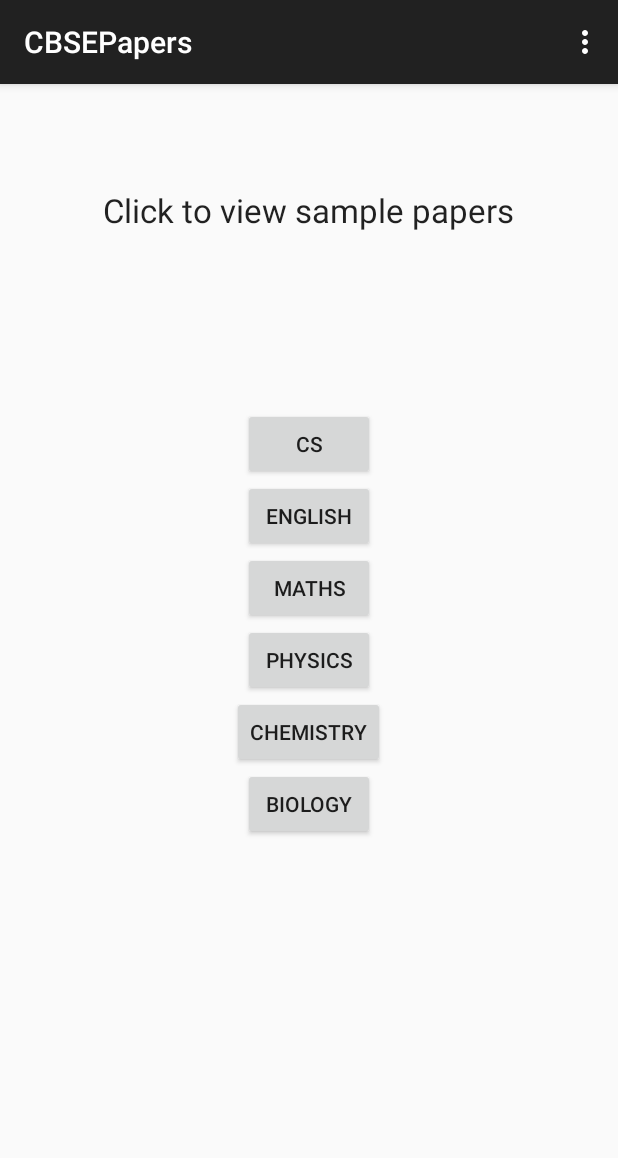
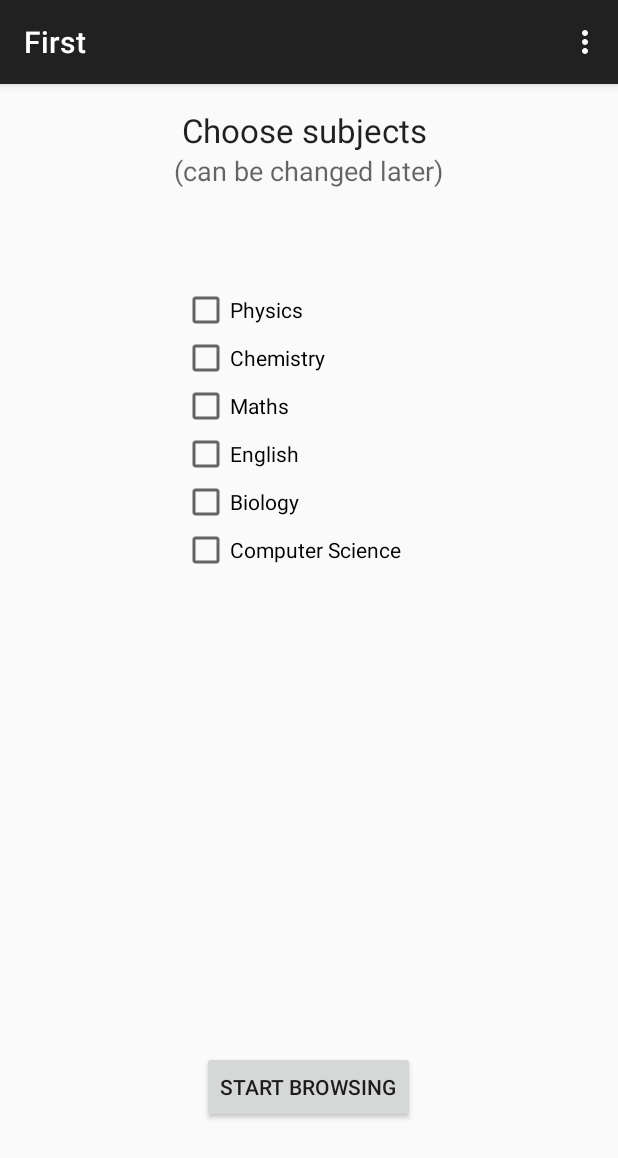
Before and after one commit to Harsh2098/CBSEPapers, an Android app: the screen it shows after launch (MainActivity before the commit, First after it), on a phone screen of 412 x 824 dp. Shown: the top 1158 px of the screen. Run offline under Robolectric (Android 15) with nearby library versions, the phone set to English and light mode, and no system bars.

Commit message:
settings to change subjects

```diff
--- a/app/build.gradle
+++ b/app/build.gradle
@@ -21,5 +21,6 @@ android {
 
 dependencies {
     compile fileTree(dir: 'libs', include: ['*.jar'])
-    compile 'com.android.support:appcompat-v7:21.0.3'
+    compile 'com.android.support:appcompat-v7:22.2.1'
+    compile 'com.android.support:support-v4:22.2.1'
 }
--- a/app/src/main/AndroidManifest.xml
+++ b/app/src/main/AndroidManifest.xml
@@ -36,6 +36,10 @@
                 android:name="android.support.PARENT_ACTIVITY"
                 android:value="com.example.shantanu.cbsepapers.MainActivity" />
         </activity>
+        <activity
+            android:name=".First"
+            android:label="@string/title_activity_first" >
+        </activity>
     </application>
 
 </manifest>
--- /dev/null
+++ b/app/src/main/java/com/example/shantanu/cbsepapers/First.java
@@ -0,0 +1,103 @@
+package com.example.shantanu.cbsepapers;
+
+import android.content.Intent;
+import android.content.SharedPreferences;
+import android.support.v7.app.ActionBarActivity;
+import android.os.Bundle;
+import android.view.Menu;
+import android.view.MenuItem;
+import android.view.View;
+import android.widget.Button;
+import android.widget.CheckBox;
+import android.widget.EditText;
+import android.widget.RelativeLayout;
+import android.widget.TextView;
+
+
+public class First extends ActionBarActivity {
+
+    @Override
+    protected void onCreate(Bundle savedInstanceState) {
+        super.onCreate(savedInstanceState);
+        setContentView(R.layout.activity_first);
+        final CheckBox MAT = (CheckBox) findViewById(R.id.cbMAT);
+        final CheckBox PHY = (CheckBox) findViewById(R.id.cbPHY);
+        final CheckBox CHM = (CheckBox) findViewById(R.id.cbCHM);
+        final CheckBox BIO = (CheckBox) findViewById(R.id.cbBIO);
+        final CheckBox ENG = (CheckBox) findViewById(R.id.cbENG);
+        final CheckBox CS = (CheckBox) findViewById(R.id.cbCS);
+        final TextView firstMessage = (TextView) findViewById(R.id.tvChange);
+        final Button firstButton = (Button) findViewById(R.id.bNext);
+        final RelativeLayout laayout = (RelativeLayout) findViewById(R.id.layout);
+
+        final SharedPreferences preferences = getSharedPreferences("Subjects", MODE_PRIVATE);
+        if(preferences.getBoolean("MAT",false)){
+            MAT.setChecked(true);
+        }
+        if(preferences.getBoolean("PHY",false)){
+            PHY.setChecked(true);
+        }
+        if(preferences.getBoolean("CHM",false)){
+            CHM.setChecked(true);
+        }
+        if(preferences.getBoolean("ENG",false)){
+            ENG.setChecked(true);
+        }
+        if(preferences.getBoolean("CS",false)){
+            CS.setChecked(true);
+        }
+        if(preferences.getBoolean("BIO",false)){
+            BIO.setChecked(true);
+        }
+
+
+
+
+        Bundle b = getIntent().getExtras();
+
+        if(b.getBoolean("isFromSettings",false)){
+            laayout.removeView(firstMessage);
+            firstButton.setText("Return");
+        }
+
+
+        firstButton.setOnClickListener(new View.OnClickListener() {
+            @Override
+            public void onClick(View view) {
+                SharedPreferences.Editor editor = preferences.edit();
+                editor.putBoolean("MAT", MAT.isChecked());
+                editor.putBoolean("PHY", PHY.isChecked());
+                editor.putBoolean("CHM", CHM.isChecked());
+                editor.putBoolean("ENG", ENG.isChecked());
+                editor.putBoolean("BIO", BIO.isChecked());
+                editor.putBoolean("CS", CS.isChecked());
+                editor.putBoolean("first", false);
+                editor.commit();
+                Intent intent = new Intent(view.getContext(), MainActivity.class);
+                startActivity(intent);
+            }
+        });
+    }
+
+    @Override
+    public boolean onCreateOptionsMenu(Menu menu) {
+        // Inflate the menu; this adds items to the action bar if it is present.
+        getMenuInflater().inflate(R.menu.menu_first, menu);
+        return true;
+    }
+
+    @Override
+    public boolean onOptionsItemSelected(MenuItem item) {
+        // Handle action bar item clicks here. The action bar will
+        // automatically handle clicks on the Home/Up button, so long
+        // as you specify a parent activity in AndroidManifest.xml.
+        int id = item.getItemId();
+
+        //noinspection SimplifiableIfStatement
+        if (id == R.id.action_settings) {
+            return true;
+        }
+
+        return super.onOptionsItemSelected(item);
+    }
+}
--- a/app/src/main/java/com/example/shantanu/cbsepapers/MainActivity.java
+++ b/app/src/main/java/com/example/shantanu/cbsepapers/MainActivity.java
@@ -1,9 +1,11 @@
 package com.example.shantanu.cbsepapers;
 
 import android.annotation.TargetApi;
+import android.app.ActionBar;
 import android.app.DownloadManager;
 import android.content.Context;
 import android.content.Intent;
+import android.content.SharedPreferences;
 import android.content.res.AssetManager;
 import android.net.Uri;
 import android.os.Build;
@@ -14,7 +16,9 @@ import android.util.Log;
 import android.view.Menu;
 import android.view.MenuItem;
 import android.view.View;
+import android.view.ViewGroup;
 import android.widget.Button;
+import android.widget.LinearLayout;
 import android.widget.Toast;
 
 import java.io.File;
@@ -32,13 +36,67 @@ public class MainActivity extends ActionBarActivity {
     public void onCreate(Bundle savedInstanceState) {
         super.onCreate(savedInstanceState);
         setContentView(R.layout.activity_main);
-        bP= (Button) findViewById(R.id.bPhysics);
-		bE= (Button) findViewById(R.id.bEnglish);
-		bM= (Button) findViewById(R.id.bMaths);
-		bC= (Button) findViewById(R.id.bChemistry);
-		bB= (Button) findViewById(R.id.bBiology);
-		bCS = (Button) findViewById(R.id.bCS);
+        LinearLayout layout = (LinearLayout) findViewById(R.id.layout);
+        bP = new Button(this);
+		bE = new Button(this);
+		bM = new Button(this);
+		bC = new Button(this);
+		bB = new Button(this);
+		bCS = new Button(this);
+
+        SharedPreferences preferences = getSharedPreferences("Subjects",MODE_PRIVATE);
+        if(preferences.getBoolean("first", true )){
             copyFilesToSdCard();
+            Intent i = new Intent(this,First.class);
+            i.putExtra("isFromSettings", false);
+            startActivity(i);
+
+        }
+        SharedPreferences.Editor editor = preferences.edit();
+        editor.putBoolean("first", false);
+        if(preferences.getBoolean("MAT",true)){
+            bM.setText("Maths");
+            bM.setLayoutParams(new ViewGroup.LayoutParams(
+                            ViewGroup.LayoutParams.MATCH_PARENT,
+                            ViewGroup.LayoutParams.WRAP_CONTENT)
+            );
+            layout.addView(bM);
+        }if(preferences.getBoolean("PHY",true)){
+            bP.setText("Physics");
+            bP.setLayoutParams(new ViewGroup.LayoutParams(
+                            ViewGroup.LayoutParams.MATCH_PARENT,
+                            ViewGroup.LayoutParams.WRAP_CONTENT)
+            );
+            layout.addView(bP);
+        }if(preferences.getBoolean("BIO",true)){
+            bB.setText("Biology");
+            bB.setLayoutParams(new ViewGroup.LayoutParams(
+                            ViewGroup.LayoutParams.MATCH_PARENT,
+                            ViewGroup.LayoutParams.WRAP_CONTENT)
+            );
+            layout.addView(bB);
+        }if(preferences.getBoolean("CS",true)){
+            bCS.setText("Computer Science");
+            bCS.setLayoutParams(new ViewGroup.LayoutParams(
+                            ViewGroup.LayoutParams.MATCH_PARENT,
+                            ViewGroup.LayoutParams.WRAP_CONTENT)
+            );
+            layout.addView(bCS);
+        }if(preferences.getBoolean("ENG",true)){
+            bE.setText("English");
+            bE.setLayoutParams(new ViewGroup.LayoutParams(
+                            ViewGroup.LayoutParams.MATCH_PARENT,
+                            ViewGroup.LayoutParams.WRAP_CONTENT)
+            );
+            layout.addView(bE);
+        }if(preferences.getBoolean("CHM",true)){
+            bC.setText("Chemistry");
+            bC.setLayoutParams(new ViewGroup.LayoutParams(
+                            ViewGroup.LayoutParams.MATCH_PARENT,
+                            ViewGroup.LayoutParams.WRAP_CONTENT)
+            );
+            layout.addView(bC);
+        }
 
         bP.setOnClickListener(new View.OnClickListener() {
             @Override
@@ -175,8 +233,11 @@ public class MainActivity extends ActionBarActivity {
 		// as you specify a parent activity in AndroidManifest.xml.
 		int id = item.getItemId();
 
-		//noinspection SimplifiableIfStatement
-		if (id == R.id.action_settings) {
+		switch (id){
+            case R.id.changeSubs:
+                Intent i = new Intent(this,First.class);
+                i.putExtra("isFromSettings",true);
+                startActivity(i);
                 return true;
         }
 
--- a/app/src/main/java/com/example/shantanu/cbsepapers/PaperList.java
+++ b/app/src/main/java/com/example/shantanu/cbsepapers/PaperList.java
@@ -75,13 +75,13 @@ public class PaperList extends ActionBarActivity {
 				B3 = colors.getBoolean("CS03",false);
 				break;
 		}
-		if(B1 == true){
+		if(B1){
 			b1.setBackgroundColor(Color.rgb(99,33,33));
 		}
-		if(B2 == true){
+		if(B2){
 			b2.setBackgroundColor(Color.rgb(99,33,33));
 		}
-		if(B3 == true){
+		if(B3){
 			b3.setBackgroundColor(Color.rgb(99,33,33));
 		}
 		b1.setOnClickListener(new View.OnClickListener() {
--- /dev/null
+++ b/app/src/main/res/layout/activity_first.xml
@@ -0,0 +1,97 @@
+<RelativeLayout xmlns:android="http://schemas.android.com/apk/res/android"
+    xmlns:tools="http://schemas.android.com/tools" android:layout_width="match_parent"
+    android:layout_height="match_parent" android:paddingLeft="@dimen/activity_horizontal_margin"
+    android:paddingRight="@dimen/activity_horizontal_margin"
+    android:paddingTop="@dimen/activity_vertical_margin"
+    android:paddingBottom="@dimen/activity_vertical_margin"
+    tools:context="com.example.shantanu.cbsepapers.First"
+    android:id="@+id/layout">
+
+    <TextView
+        android:layout_width="wrap_content"
+        android:layout_height="wrap_content"
+        android:textAppearance="?android:attr/textAppearanceLarge"
+        android:text="Choose subjects "
+        android:id="@+id/textView2"
+        android:layout_alignParentTop="true"
+        android:layout_centerHorizontal="true" />
+
+    <CheckBox
+        android:layout_width="wrap_content"
+        android:layout_height="wrap_content"
+        android:text="Physics"
+        android:id="@+id/cbPHY"
+        android:layout_below="@+id/textView2"
+        android:layout_alignLeft="@+id/textView2"
+        android:layout_alignStart="@+id/textView2"
+        android:layout_marginTop="89dp"
+        android:checked="false" />
+
+    <CheckBox
+        android:layout_width="wrap_content"
+        android:layout_height="wrap_content"
+        android:text="Chemistry"
+        android:id="@+id/cbCHM"
+        android:layout_below="@+id/cbPHY"
+        android:layout_alignLeft="@+id/cbPHY"
+        android:layout_alignStart="@+id/cbPHY"
+        android:checked="false" />
+
+    <CheckBox
+        android:layout_width="wrap_content"
+        android:layout_height="wrap_content"
+        android:text="Maths"
+        android:id="@+id/cbMAT"
+        android:layout_below="@+id/cbCHM"
+        android:layout_alignLeft="@+id/cbCHM"
+        android:layout_alignStart="@+id/cbCHM"
+        android:checked="false" />
+
+    <CheckBox
+        android:layout_width="wrap_content"
+        android:layout_height="wrap_content"
+        android:text="English"
+        android:id="@+id/cbENG"
+        android:layout_below="@+id/cbMAT"
+        android:layout_alignLeft="@+id/cbMAT"
+        android:layout_alignStart="@+id/cbMAT"
+        android:checked="false" />
+
+    <CheckBox
+        android:layout_width="wrap_content"
+        android:layout_height="wrap_content"
+        android:text="Biology"
+        android:id="@+id/cbBIO"
+        android:layout_below="@+id/cbENG"
+        android:layout_alignLeft="@+id/cbENG"
+        android:layout_alignStart="@+id/cbENG"
+        android:checked="false" />
+
+    <CheckBox
+        android:layout_width="wrap_content"
+        android:layout_height="wrap_content"
+        android:text="Computer Science"
+        android:id="@+id/cbCS"
+        android:layout_below="@+id/cbBIO"
+        android:layout_alignLeft="@+id/cbBIO"
+        android:layout_alignStart="@+id/cbBIO"
+        android:checked="false" />
+
+    <TextView
+        android:layout_width="wrap_content"
+        android:layout_height="wrap_content"
+        android:textAppearance="?android:attr/textAppearanceMedium"
+        android:text="(can be changed later)"
+        android:id="@+id/tvChange"
+        android:layout_below="@+id/textView2"
+        android:layout_centerHorizontal="true" />
+
+    <Button
+        android:layout_width="wrap_content"
+        android:layout_height="wrap_content"
+        android:text="Start Browsing"
+        android:id="@+id/bNext"
+        android:layout_alignParentBottom="true"
+        android:layout_centerHorizontal="true"
+        android:layout_marginBottom="59dp" />
+</RelativeLayout>
--- a/app/src/main/res/layout/activity_main.xml
+++ b/app/src/main/res/layout/activity_main.xml
@@ -9,15 +9,6 @@
                 tools:context=".MainActivity"
                 >
 
-    <Button
-        android:layout_width="wrap_content"
-        android:layout_height="wrap_content"
-        android:text="Physics"
-        android:id="@+id/bPhysics"
-        android:layout_centerVertical="true"
-        android:onClick="Click"
-        android:layout_centerHorizontal="true"/>
-
     <TextView
         android:layout_width="wrap_content"
         android:layout_height="wrap_content"
@@ -28,43 +19,17 @@
         android:layout_centerHorizontal="true"
         android:layout_marginTop="53dp"/>
 
-    <Button
-        android:layout_width="wrap_content"
-        android:layout_height="wrap_content"
-        android:text="Maths"
-        android:id="@+id/bMaths"
-        android:layout_above="@+id/bPhysics"
-        android:layout_centerHorizontal="true"/>
+    <LinearLayout
+        android:orientation="vertical"
+        android:layout_width="match_parent"
+        android:layout_height="match_parent"
+        android:layout_below="@+id/textView"
+        android:layout_marginTop="42dp"
+        android:layout_alignLeft="@+id/textView"
+        android:layout_alignStart="@+id/textView"
+        android:layout_alignRight="@+id/textView"
+        android:layout_alignEnd="@+id/textView"
+        android:layout_alignParentBottom="true"
+        android:id="@+id/layout"></LinearLayout>
 
-    <Button
-        android:layout_width="wrap_content"
-        android:layout_height="wrap_content"
-        android:text="English"
-        android:id="@+id/bEnglish"
-        android:layout_above="@+id/bMaths"
-        android:layout_centerHorizontal="true"/>
-
-    <Button
-        android:layout_width="wrap_content"
-        android:layout_height="wrap_content"
-        android:text="Chemistry"
-        android:id="@+id/bChemistry"
-        android:layout_below="@+id/bPhysics"
-        android:layout_centerHorizontal="true"/>
-
-    <Button
-        android:layout_width="wrap_content"
-        android:layout_height="wrap_content"
-        android:text="Biology"
-        android:id="@+id/bBiology"
-        android:layout_below="@+id/bChemistry"
-        android:layout_centerHorizontal="true"/>
-
-    <Button
-        android:layout_width="wrap_content"
-        android:layout_height="wrap_content"
-        android:text="CS"
-        android:id="@+id/bCS"
-        android:layout_above="@+id/bEnglish"
-        android:layout_centerHorizontal="true"/>
 </RelativeLayout>
--- /dev/null
+++ b/app/src/main/res/menu/menu_first.xml
@@ -0,0 +1,7 @@
+<menu xmlns:android="http://schemas.android.com/apk/res/android"
+    xmlns:app="http://schemas.android.com/apk/res-auto"
+    xmlns:tools="http://schemas.android.com/tools"
+    tools:context="com.example.shantanu.cbsepapers.First">
+    <item android:id="@+id/action_settings" android:title="@string/action_settings"
+        android:orderInCategory="100" app:showAsAction="never" />
+</menu>
--- a/app/src/main/res/menu/menu_main.xml
+++ b/app/src/main/res/menu/menu_main.xml
@@ -2,8 +2,8 @@
       xmlns:app="http://schemas.android.com/apk/res-auto"
       xmlns:tools="http://schemas.android.com/tools"
       tools:context=".MainActivity">
-    <item android:id="@+id/action_settings"
-          android:title="@string/action_settings"
+    <item android:id="@+id/changeSubs"
+          android:title="Change Subjects"
           android:orderInCategory="100"
           app:showAsAction="never"/>
 </menu>
--- a/app/src/main/res/values/strings.xml
+++ b/app/src/main/res/values/strings.xml
@@ -4,4 +4,5 @@
     <string name="hello_world">Hello world!</string>
     <string name="action_settings">Settings</string>
     <string name="title_activity_paper_list">PaperList</string>
+    <string name="title_activity_first">First</string>
 </resources>
```
Also changed, not shown: app/src/main/res/values/strings_activity_settings.xml (added, +61 -0 lines), app/src/main/res/xml/pref_data_sync.xml (added, +21 -0 lines), app/src/main/res/xml/pref_general.xml (added, +33 -0 lines), app/src/main/res/xml/pref_headers.xml (added, +17 -0 lines), app/src/main/res/xml/pref_notification.xml (added, +27 -0 lines), 1 other file. Lines whose indentation alone changed are shown as unchanged.
